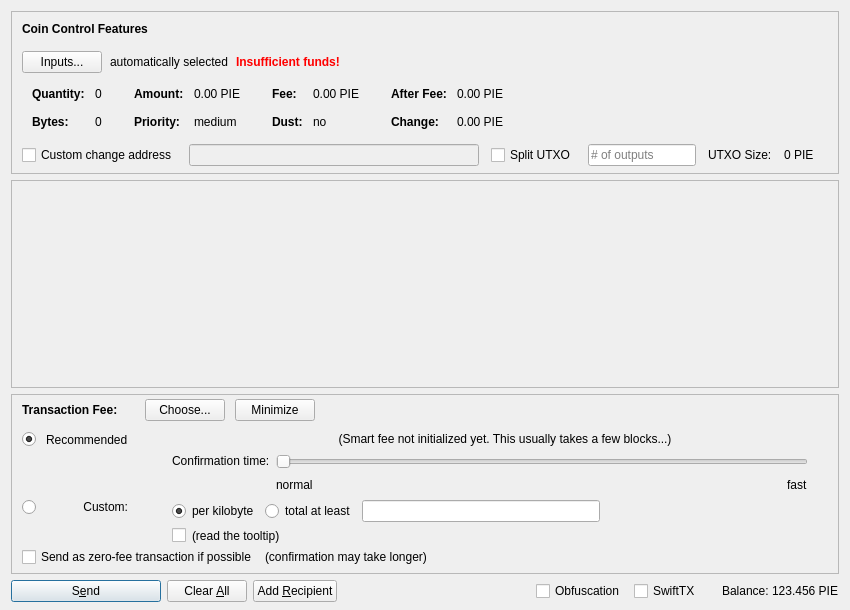
Before: the Qt Designer form src/qt/forms/sendcoinsdialog.ui in SocialSend/SocialSend, drawn with Qt 5.
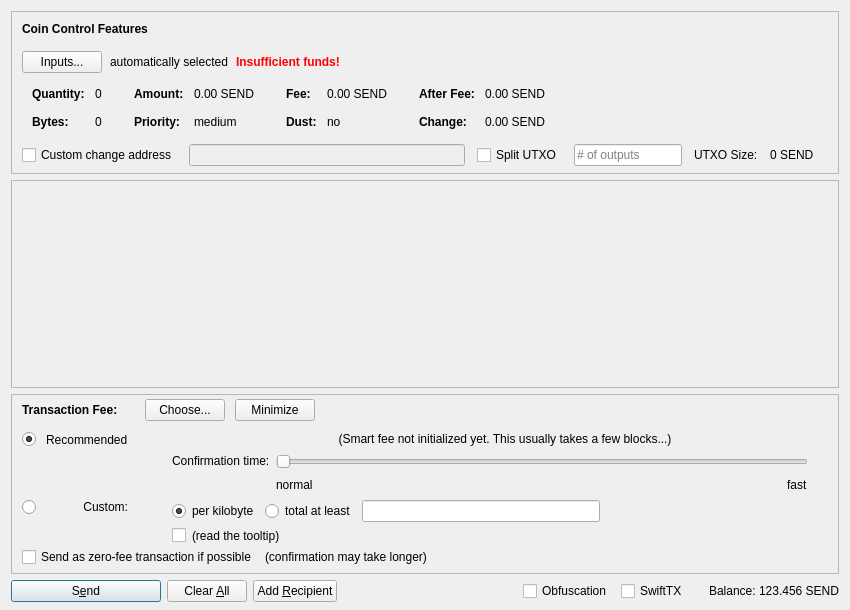
After: the same form once the commit is applied. Icons and pictures are not drawn. Custom widgets are drawn as their Qt base class.

Patch:
```diff
--- a/src/qt/forms/sendcoinsdialog.ui
+++ b/src/qt/forms/sendcoinsdialog.ui
@@ -324,7 +324,7 @@
                   <enum>Qt::ActionsContextMenu</enum>
                  </property>
                  <property name="text">
-                  <string notr="true">0.00 PIE</string>
+                  <string notr="true">0.00 SEND</string>
                  </property>
                  <property name="textInteractionFlags">
                   <set>Qt::LinksAccessibleByMouse|Qt::TextSelectableByKeyboard|Qt::TextSelectableByMouse</set>
@@ -404,7 +404,7 @@
                   <enum>Qt::ActionsContextMenu</enum>
                  </property>
                  <property name="text">
-                  <string notr="true">0.00 PIE</string>
+                  <string notr="true">0.00 SEND</string>
                  </property>
                  <property name="textInteractionFlags">
                   <set>Qt::LinksAccessibleByMouse|Qt::TextSelectableByKeyboard|Qt::TextSelectableByMouse</set>
@@ -484,7 +484,7 @@
                   <enum>Qt::ActionsContextMenu</enum>
                  </property>
                  <property name="text">
-                  <string notr="true">0.00 PIE</string>
+                  <string notr="true">0.00 SEND</string>
                  </property>
                  <property name="textInteractionFlags">
                   <set>Qt::LinksAccessibleByMouse|Qt::TextSelectableByKeyboard|Qt::TextSelectableByMouse</set>
@@ -513,7 +513,7 @@
                   <enum>Qt::ActionsContextMenu</enum>
                  </property>
                  <property name="text">
-                  <string notr="true">0.00 PIE</string>
+                  <string notr="true">0.00 SEND</string>
                  </property>
                  <property name="textInteractionFlags">
                   <set>Qt::LinksAccessibleByMouse|Qt::TextSelectableByKeyboard|Qt::TextSelectableByMouse</set>
@@ -594,7 +594,7 @@
           <item>
            <widget class="QLabel" name="labelBlockSize">
             <property name="text">
-             <string>0 PIE</string>
+             <string>0 SEND</string>
             </property>
            </widget>
           </item>
@@ -1435,7 +1435,7 @@
           <cursorShape>IBeamCursor</cursorShape>
          </property>
          <property name="text">
-          <string notr="true">123.456 PIE</string>
+          <string notr="true">123.456 SEND</string>
          </property>
          <property name="textInteractionFlags">
           <set>Qt::LinksAccessibleByMouse|Qt::TextSelectableByKeyboard|Qt::TextSelectableByMouse</set>
```
Left out of the diff: 16 changed lines with no effect on the pictures.
